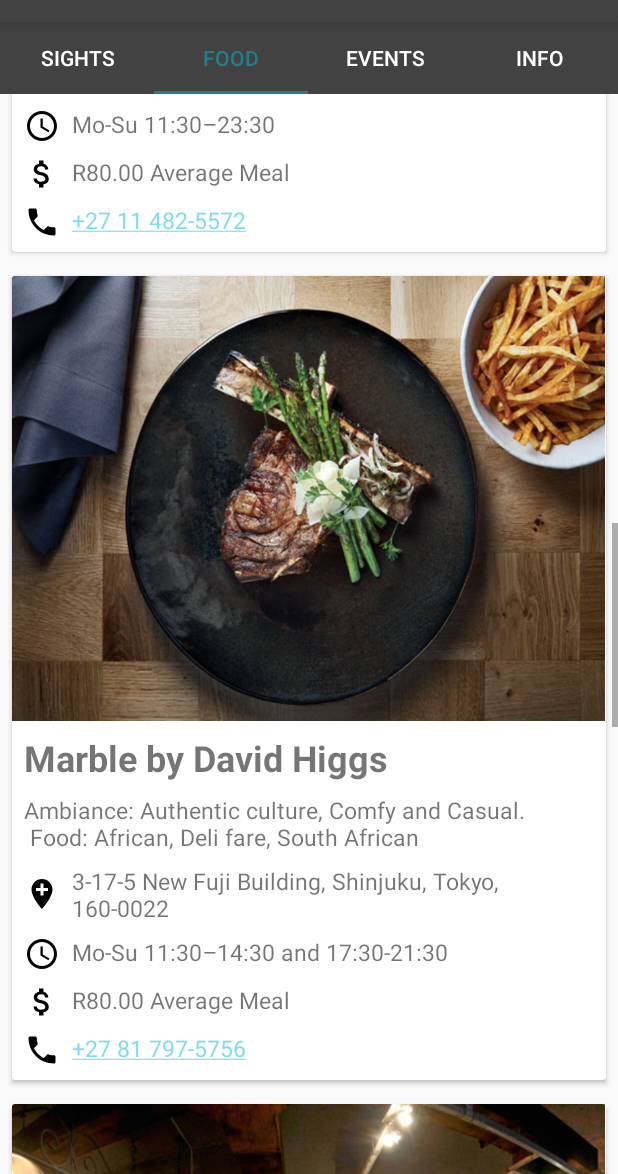
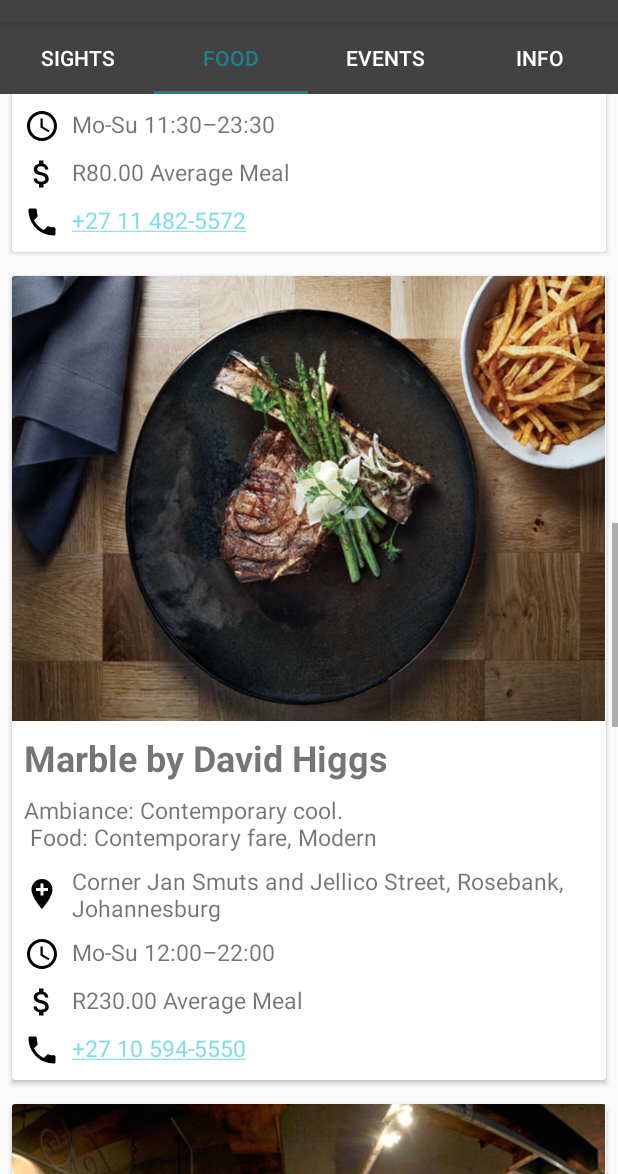
Before and after one commit to Cordlesswire/SouthernUtopiav2, an Android app: the screen it shows after launch (MainActivity), tab 2 chosen, scrolled down 1512 dp, on a phone screen of 412 x 824 dp, the part 62-1236 px from its top. Run offline under Robolectric (Android 15) with nearby library versions, the phone set to English and light mode, and no system bars.

Commit message:
Initial Commit

```diff
--- a/app/src/main/res/values/strings.xml
+++ b/app/src/main/res/values/strings.xml
@@ -21,7 +21,7 @@
 
               <!-- Restaurant 2  -->
     <string name="food_licorish_name">Licorish Bistro</string>
-    <string name="food_licorish_description">Ambiance: Classic elegance, Hip and happening \n Food: Bistro fare, Cape Malay, Modern, South African</string>
+    <string name="food_licorish_description">Ambiance: Classic elegance, Hip and Happening. \n Food: Bistro fare, Cape Malay, Modern, South African</string>
     <string name="food_licorish_address">432 Nicolway Shopping Centre, Corner of Wedgewood Link and William Nicol Drive, Bryanston, Johannesburg</string>
     <string name="food_licorish_phone">+27 11 706-0991</string>
     <string name="food_licorish_schedule">Mo-Fr 12:00–22:30. Sa-Su 09:00-20:30</string>
@@ -40,27 +40,27 @@
 
             <!-- Restaurant 4  -->
     <string name="food_marble_name">Marble by David Higgs </string>
-    <string name="food_marble_description">Ambiance: Authentic culture, Comfy and Casual. \n Food: African, Deli fare, South African </string>
-    <string name="food_marble_address">3-17-5 New Fuji Building, Shinjuku, Tokyo, 160-0022</string>
-    <string name="food_marble_phone">+27 81 797-5756</string>
-    <string name="food_marble_schedule">Mo-Su 11:30–14:30 and 17:30-21:30</string>
-    <string name="food_marble_price">R80.00 Average Meal</string>
+    <string name="food_marble_description">Ambiance: Contemporary cool. \n Food: Contemporary fare, Modern </string>
+    <string name="food_marble_address">Corner Jan Smuts and Jellico Street, Rosebank, Johannesburg</string>
+    <string name="food_marble_phone">+27 10 594-5550</string>
+    <string name="food_marble_schedule">Mo-Su 12:00–22:00</string>
+    <string name="food_marble_price">R230.00 Average Meal</string>
 
 
 
             <!-- Restaurant 5  -->
     <string name="food_patapata_name">Pata Pata Restaurant</string>
-    <string name="food_patapata_description">Ambiance: Authentic culture, Comfy and Casual. \n Food: African, Deli fare, South African </string>
-    <string name="food_patapata_address">1 Chome−161, Kanda Sakumacho, Chiyoda, Tokyo, 101-0025</string>
-    <string name="food_patapata_phone">+27 81 797-5756</string>
-    <string name="food_patapata_schedule">Mo-Su 10:00–22:00</string>
-    <string name="food_patapata_price">R80.00 Average Meal</string>
+    <string name="food_patapata_description">Ambiance: Authentic culture, Comfy and Casual, Family friendly. \n Food: African, Modern, South African </string>
+    <string name="food_patapata_address">Main Street Life, 286 Fox Street, Maboneng Precinct, Johannesburg</string>
+    <string name="food_patapata_phone">+27 73 036-9031</string>
+    <string name="food_patapata_schedule">Mo-Su 90:00–22:30</string>
+    <string name="food_patapata_price">R65.00 Average Meal</string>
 
 
             <!-- Restaurant 6  -->
     <string name="food_thehill_name">The Hill Café</string>
     <string name="food_thehill_description">Ambiance: Authentic culture, Comfy and Casual. \n Food: African, Deli fare, South African </string>
-    <string name="food_thehill_address">3 Chome−3−31−2, Shinjuku, Tokyo, 160-0022</string>
+    <string name="food_thehill_address">11 Kotze Street, Braamfontein, Johannesburg</string>
     <string name="food_thehill_phone">+27 81 797-5756</string>
     <string name="food_thehill_schedule">Mo-Su 11:00–22:00</string>
     <string name="food_thehill_price">R80.00 Average Meal</string>
```
